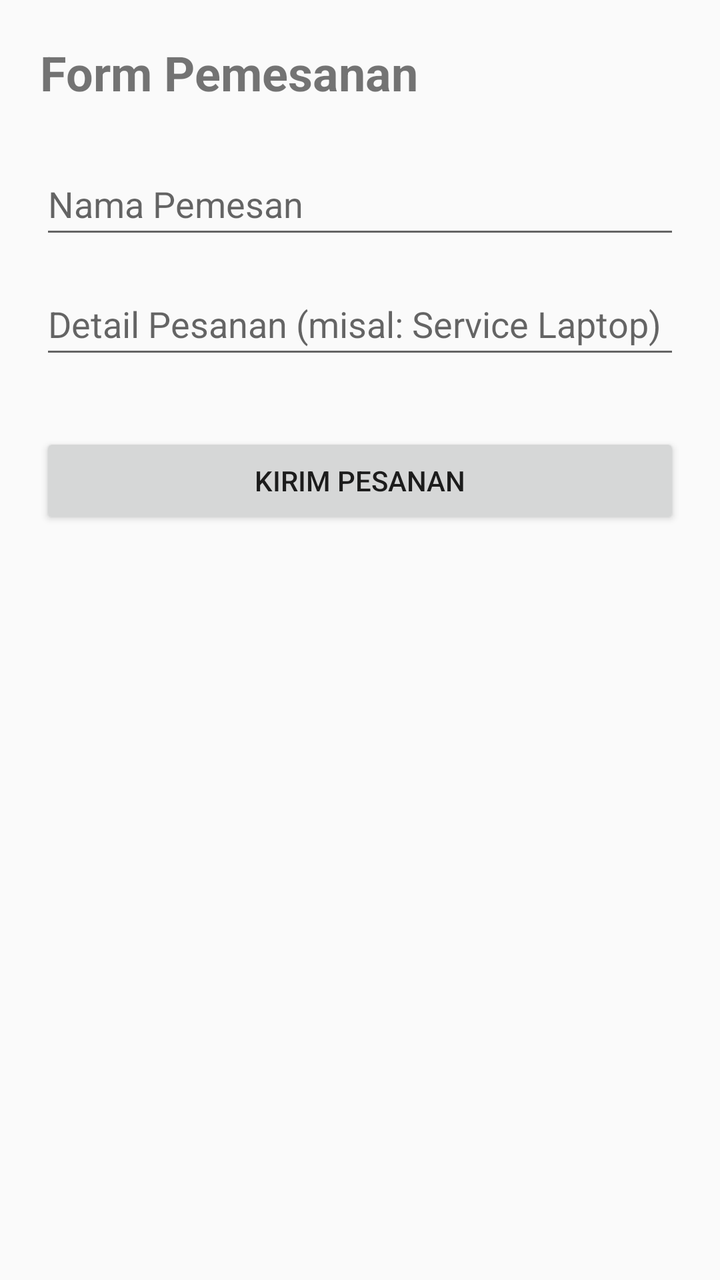
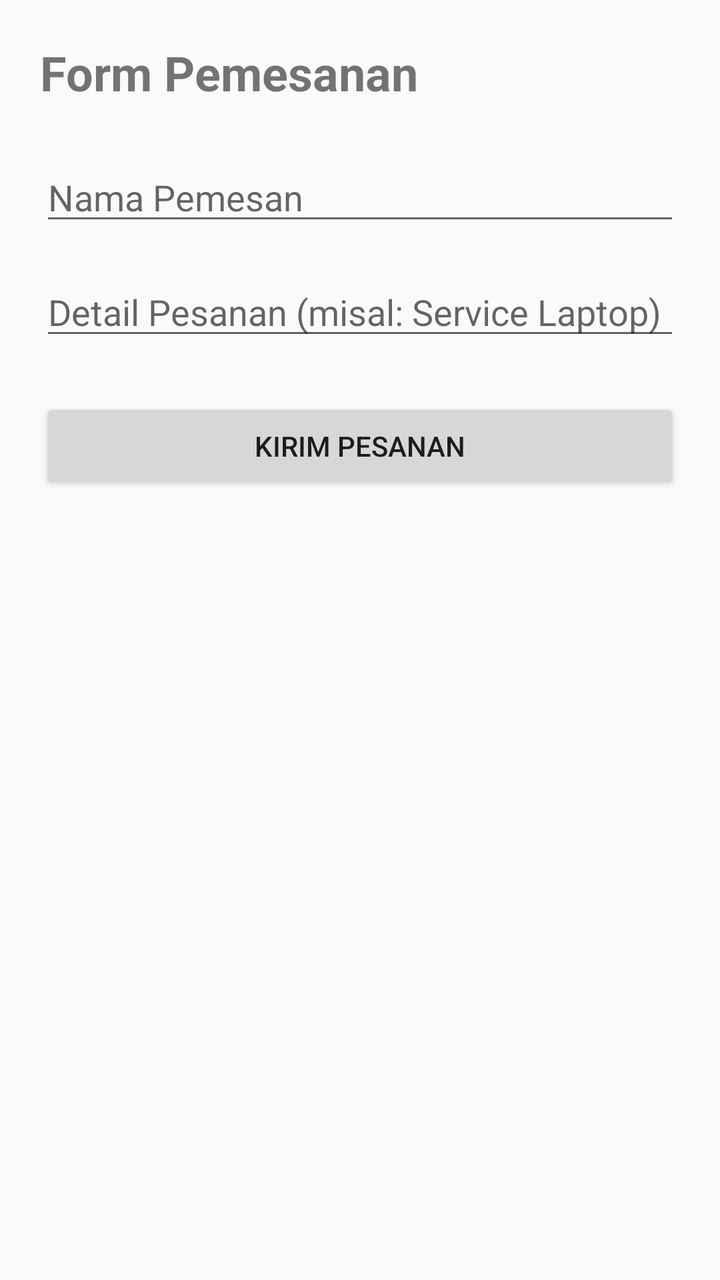

An Android layout rendered at two revisions. The XML below is the earlier revision; the diff shows what the commit changed to produce the second picture.
<!-- AndroidManifest.xml: application theme Theme.AppCompat.Light.NoActionBar -->
<!-- res/layout/activity_pemesanan.xml -->
<?xml version="1.0" encoding="utf-8"?>
<LinearLayout xmlns:android="http://schemas.android.com/apk/res/android"
    android:layout_width="match_parent"
    android:layout_height="match_parent"
    android:orientation="vertical"
    android:padding="20dp">

    <TextView
        android:layout_width="wrap_content"
        android:layout_height="wrap_content"
        android:text="@string/form_pemesanan"
        android:textSize="24sp"
        android:textStyle="bold"
        android:layout_marginBottom="24dp" />

    <EditText
        android:id="@+id/etNamaPemesan"
        android:layout_width="match_parent"
        android:layout_height="wrap_content"
        android:minHeight="48dp"
        android:hint="@string/nama_pemesan"
        android:inputType="textPersonName"
        android:autofillHints="name"
        android:layout_marginBottom="12dp" />

    <EditText
        android:id="@+id/etDetailPesanan"
        android:layout_width="match_parent"
        android:layout_height="wrap_content"
        android:minHeight="48dp"
        android:hint="@string/detail_pesanan"
        android:inputType="text"
        android:autofillHints="none"
        android:layout_marginBottom="24dp" />

    <Button
        android:id="@+id/btnKirimPesanan"
        android:layout_width="match_parent"
        android:layout_height="wrap_content"
        android:minHeight="48dp"
        android:text="@string/kirim_pesanan"
        android:layout_marginTop="8dp" />

</LinearLayout>
<!-- resources referenced by this layout -->
<resources>
  <string name="detail_pesanan">Detail Pesanan (misal: Service Laptop)</string>
  <string name="form_pemesanan">Form Pemesanan</string>
  <string name="kirim_pesanan">Kirim Pesanan</string>
  <string name="nama_pemesan">Nama Pemesan</string>
</resources>

<!-- the commit's change to res/layout/activity_pemesanan.xml (unified diff, before → after) -->
@@ -8,37 +8,29 @@
     <TextView
         android:layout_width="wrap_content"
         android:layout_height="wrap_content"
-        android:text="@string/form_pemesanan"
+        android:text="Form Pemesanan"
         android:textSize="24sp"
         android:textStyle="bold"
         android:layout_marginBottom="24dp" />
 
     <EditText
-        android:id="@+id/etNamaPemesan"
+        android:id="@+id/edtNamaPemesan"
         android:layout_width="match_parent"
         android:layout_height="wrap_content"
-        android:minHeight="48dp"
-        android:hint="@string/nama_pemesan"
-        android:inputType="textPersonName"
-        android:autofillHints="name"
-        android:layout_marginBottom="12dp" />
+        android:hint="Nama Pemesan" />
 
     <EditText
-        android:id="@+id/etDetailPesanan"
+        android:id="@+id/edtDetailPesanan"
         android:layout_width="match_parent"
         android:layout_height="wrap_content"
-        android:minHeight="48dp"
-        android:hint="@string/detail_pesanan"
-        android:inputType="text"
-        android:autofillHints="none"
-        android:layout_marginBottom="24dp" />
+        android:hint="Detail Pesanan (misal: Service Laptop)"
+        android:layout_marginTop="16dp" />
 
     <Button
         android:id="@+id/btnKirimPesanan"
         android:layout_width="match_parent"
         android:layout_height="wrap_content"
-        android:minHeight="48dp"
-        android:text="@string/kirim_pesanan"
-        android:layout_marginTop="8dp" />
+        android:text="KIRIM PESANAN"
+        android:layout_marginTop="24dp" />
 
 </LinearLayout>
<!-- resource entries referenced after the edit -->
@@ -1,8 +1,5 @@
 <!-- resources referenced by this layout -->
 <resources>
-  <string name="detail_pesanan">Detail Pesanan (misal: Service Laptop)</string>
-  <string name="form_pemesanan">Form Pemesanan</string>
-  <string name="kirim_pesanan">Kirim Pesanan</string>
-  <string name="nama_pemesan">Nama Pemesan</string>
+
 </resources>
 
